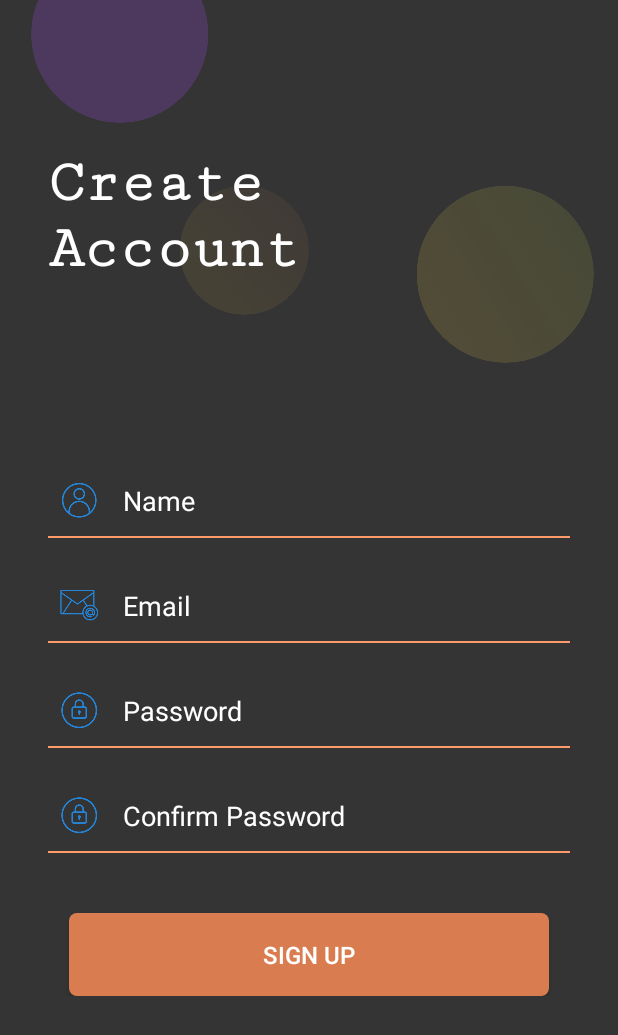
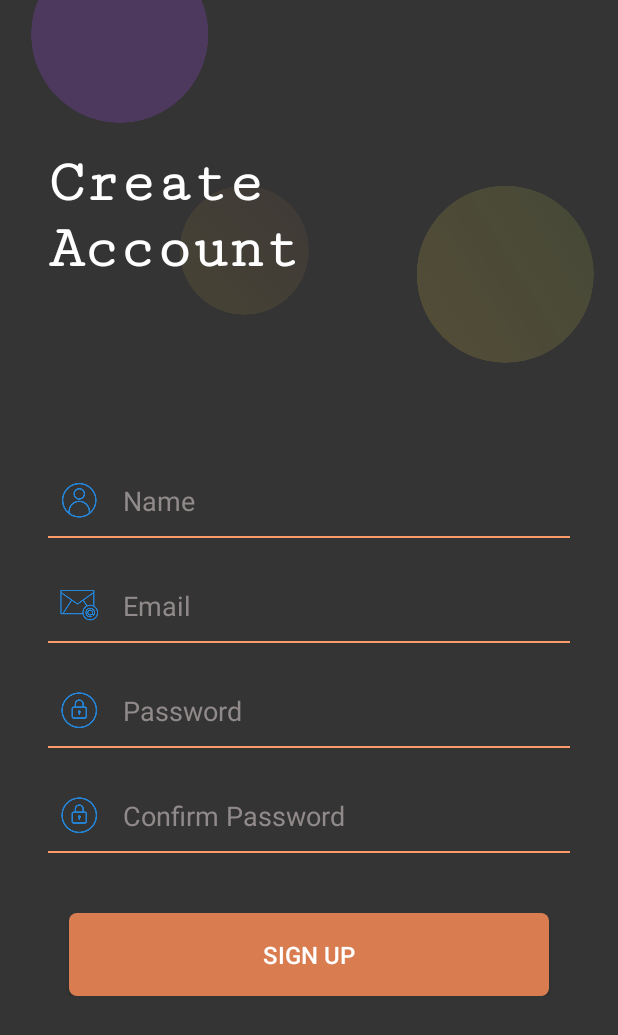
Before and after one commit to emreeldemir/Leafy, an Android app: the SignUpActivity screen opened directly, with no data from a screen before it, on a phone screen of 412 x 824 dp. Shown: the top 1035 px of the screen. Run offline under Robolectric (Android 15) with nearby library versions, the phone set to English and light mode, and no system bars; our stand-ins replace Firebase (no records; nobody signed in at launch, a user with empty details on screens opened directly).

Commit message:
some colors changed

```diff
--- a/app/src/main/res/layout/activity_sign_up.xml
+++ b/app/src/main/res/layout/activity_sign_up.xml
@@ -34,7 +34,7 @@
                 android:layout_marginBottom="100dp"
                 android:fontFamily="serif-monospace"
                 android:text="@string/create_account"
-                android:textColor="#FFFFFF"
+                android:textColor="@color/white"
                 android:textSize="40sp"
                 android:textStyle="bold" />
 
@@ -54,7 +54,7 @@
                 android:hint="@string/name_hint"
                 android:inputType="textEmailAddress"
                 android:padding="8dp"
-                android:textColorHint="@color/white"
+                android:textColorHint="@color/midGrey"
                 android:textColor="@color/white"/>
 
                 <!-- Email -->
@@ -73,7 +73,7 @@
                 android:hint="@string/email_hint"
                 android:inputType="textEmailAddress"
                 android:padding="8dp"
-                android:textColorHint="@color/white"
+                android:textColorHint="@color/midGrey"
                 android:textColor="@color/white"/>
 
 
@@ -93,7 +93,7 @@
                 android:hint="@string/password_hint"
                 android:inputType="textPassword"
                 android:padding="8dp"
-                android:textColorHint="@color/white"
+                android:textColorHint="@color/midGrey"
                 android:textColor="@color/white" />
 
                 <!-- Confirm Password -->
@@ -112,7 +112,7 @@
                 android:hint="@string/confirm_password"
                 android:inputType="textPassword"
                 android:padding="8dp"
-                android:textColorHint="@color/white"
+                android:textColorHint="@color/midGrey"
                 android:textColor="@color/white" />
 
                 <!-- Sign Up Button -->
@@ -128,7 +128,7 @@
                 android:background="@drawable/button_bg_01"
                 android:padding="16dp"
                 android:text="@string/sign_up"
-                android:textColor="#FFFFFF"
+                android:textColor="@color/white"
                 android:textSize="16sp" />
 
 
--- a/app/src/main/res/values/colors.xml
+++ b/app/src/main/res/values/colors.xml
@@ -8,6 +8,7 @@
     <color name="black">#FF000000</color>
     <color name="white">#FFFFFFFF</color>
     <color name="colorPrimary">#D7FA8C57</color>
-    <color name="colorGrey">#CCCCCC</color>
+    <color name="grey">#CCCCCC</color>
+    <color name="midGrey">#918A8A</color>
     <color name="darkGrey">#5F5B5B</color>
 </resources>
```
Also changed, not shown: app/src/main/res/layout/activity_login.xml (+5 -5 lines).
